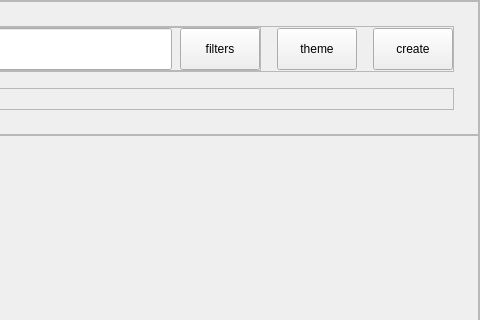
Above: ui/ui/main.ui from pntech-dev/Documents-Exp-Desktop before the change; both pictures show x 599 to 1079 and y 0 to 320 of the 1079 by 738 pixel window. Below: the same form after it.
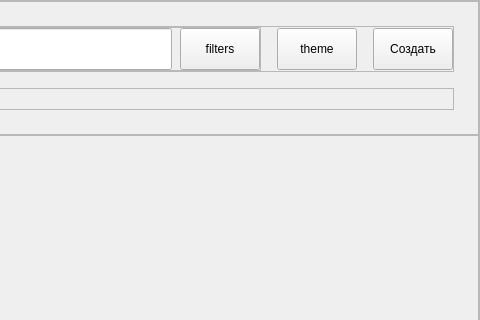
That is the form after the change. Custom widgets are drawn as their Qt base class.

Diff of the .ui file:
```diff
--- a/ui/ui/main.ui
+++ b/ui/ui/main.ui
@@ -462,7 +462,7 @@
                 </size>
                </property>
                <property name="text">
-                <string>create</string>
+                <string>Создать</string>
                </property>
               </widget>
              </item>
```
